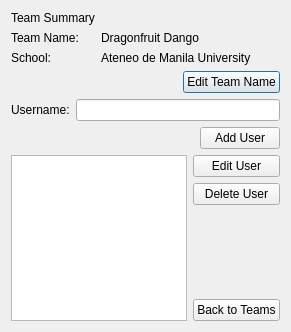
trigger-happy/Cerberus, file src/registration_app/user_table.ui: the form before one commit.
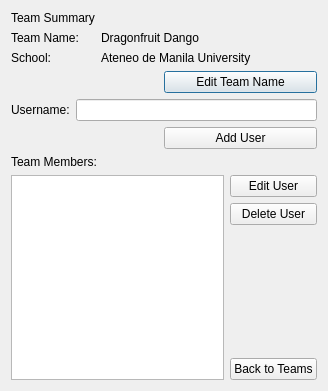
The form after the commit.

Commit message: Added "Team members:" label

The edit to the form file:
```diff
--- a/src/registration_app/user_table.ui
+++ b/src/registration_app/user_table.ui
@@ -6,8 +6,8 @@
    <rect>
     <x>0</x>
     <y>0</y>
-    <width>291</width>
-    <height>332</height>
+    <width>328</width>
+    <height>391</height>
    </rect>
   </property>
   <property name="windowTitle">
@@ -73,6 +73,12 @@
      </item>
      <item>
       <widget class="QPushButton" name="edit_teamname_btn">
+       <property name="sizePolicy">
+        <sizepolicy hsizetype="Expanding" vsizetype="Fixed">
+         <horstretch>0</horstretch>
+         <verstretch>0</verstretch>
+        </sizepolicy>
+       </property>
        <property name="text">
         <string>Edit Team Name</string>
        </property>
@@ -111,6 +117,12 @@
      </item>
      <item>
       <widget class="QPushButton" name="add_user_btn">
+       <property name="sizePolicy">
+        <sizepolicy hsizetype="Expanding" vsizetype="Fixed">
+         <horstretch>0</horstretch>
+         <verstretch>0</verstretch>
+        </sizepolicy>
+       </property>
        <property name="text">
         <string>Add User</string>
        </property>
@@ -118,6 +130,13 @@
      </item>
     </layout>
    </item>
+   <item>
+    <widget class="QLabel" name="label_2">
+     <property name="text">
+      <string>Team Members:</string>
+     </property>
+    </widget>
+   </item>
    <item>
     <layout class="QHBoxLayout" name="horizontalLayout">
      <item>
@@ -127,6 +146,12 @@
       <layout class="QVBoxLayout" name="verticalLayout">
        <item>
         <widget class="QPushButton" name="edit_user_btn">
+         <property name="sizePolicy">
+          <sizepolicy hsizetype="Expanding" vsizetype="Fixed">
+           <horstretch>0</horstretch>
+           <verstretch>0</verstretch>
+          </sizepolicy>
+         </property>
          <property name="text">
           <string>Edit User</string>
          </property>
@@ -134,6 +159,12 @@
        </item>
        <item>
         <widget class="QPushButton" name="delete_user_btn">
+         <property name="sizePolicy">
+          <sizepolicy hsizetype="Expanding" vsizetype="Fixed">
+           <horstretch>0</horstretch>
+           <verstretch>0</verstretch>
+          </sizepolicy>
+         </property>
          <property name="text">
           <string>Delete User</string>
          </property>
@@ -154,6 +185,12 @@
        </item>
        <item>
         <widget class="QPushButton" name="backtoteams_btn">
+         <property name="sizePolicy">
+          <sizepolicy hsizetype="Expanding" vsizetype="Fixed">
+           <horstretch>0</horstretch>
+           <verstretch>0</verstretch>
+          </sizepolicy>
+         </property>
          <property name="text">
           <string>Back to Teams</string>
          </property>
```
